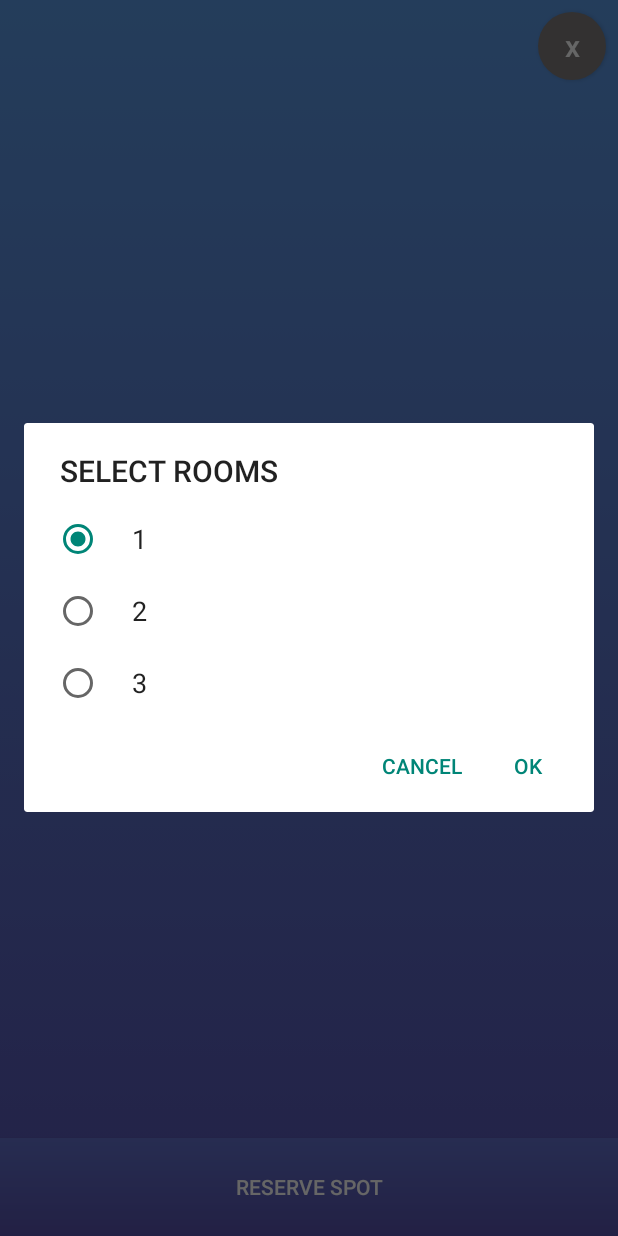
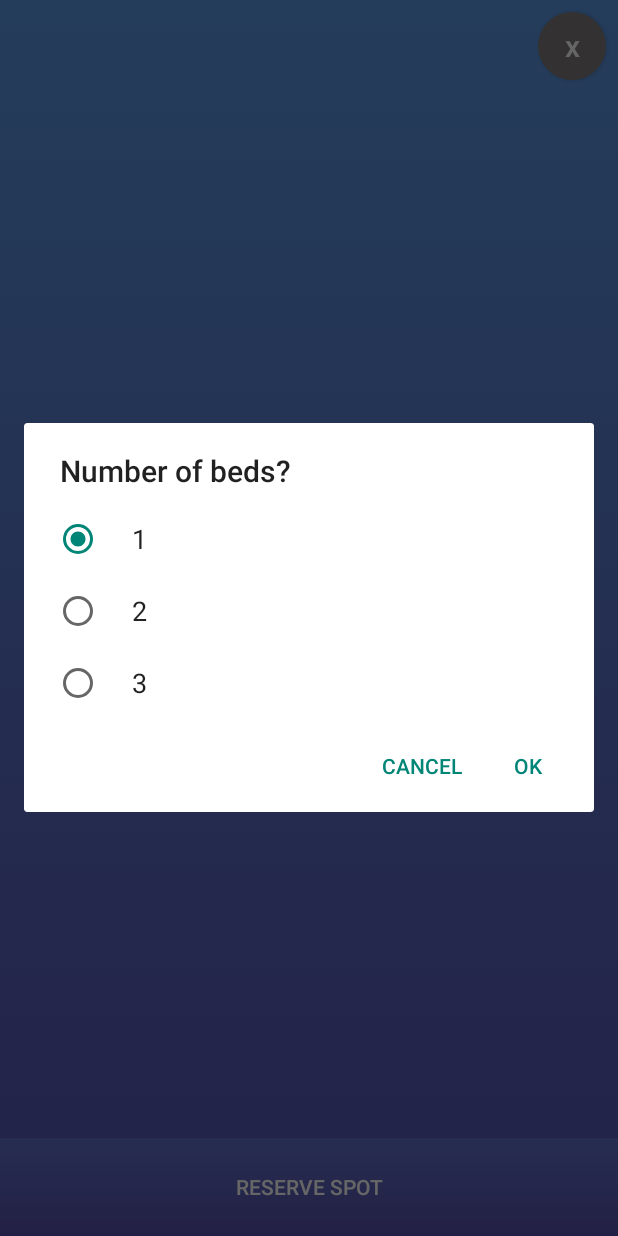
Before and after one commit to PistolPropulsion/CS-2340-Project, an Android app: the ShelterDetailsActivity screen opened directly, with no data from a screen before it, after a tap on "RESERVE SPOT", on a phone screen of 412 x 824 dp. Run offline under Robolectric (Android 15) with nearby library versions, the phone set to English and light mode, and no system bars; our stand-ins replace Firebase (no records; nobody signed in at launch, a user with empty details on screens opened directly); 8 statements that could not run were skipped.

```diff
--- a/app/src/main/java/edu/gatech/pistolpropulsion/homesforall/Controllers/ShelterDetailsActivity.java
+++ b/app/src/main/java/edu/gatech/pistolpropulsion/homesforall/Controllers/ShelterDetailsActivity.java
@@ -78,7 +78,7 @@ public class ShelterDetailsActivity extends Activity {
                 final String items[] = {"1", "2", "3"};
                 AlertDialog dialog = new AlertDialog.Builder(ShelterDetailsActivity.this,
                         R.style.Theme_AppCompat_DayNight_Dialog_Alert)
-                        .setTitle("SELECT ROOMS")
+                        .setTitle(R.string.beds)
                         .setSingleChoiceItems(items, 0, null)
                         .setPositiveButton("OK", new DialogInterface.OnClickListener() {
                             @Override
--- a/app/src/main/res/values/strings.xml
+++ b/app/src/main/res/values/strings.xml
@@ -53,6 +53,7 @@
     <string name="men">MEN</string>
     <string name="women">WOMEN</string>
     <string name="newborn_2">NEWBORN</string>
+    <string name="beds">Number of beds?</string>
 
     <string-array name="user_types">
         <item>Standard User</item>
```
Also changed, not shown: 1 other file.
